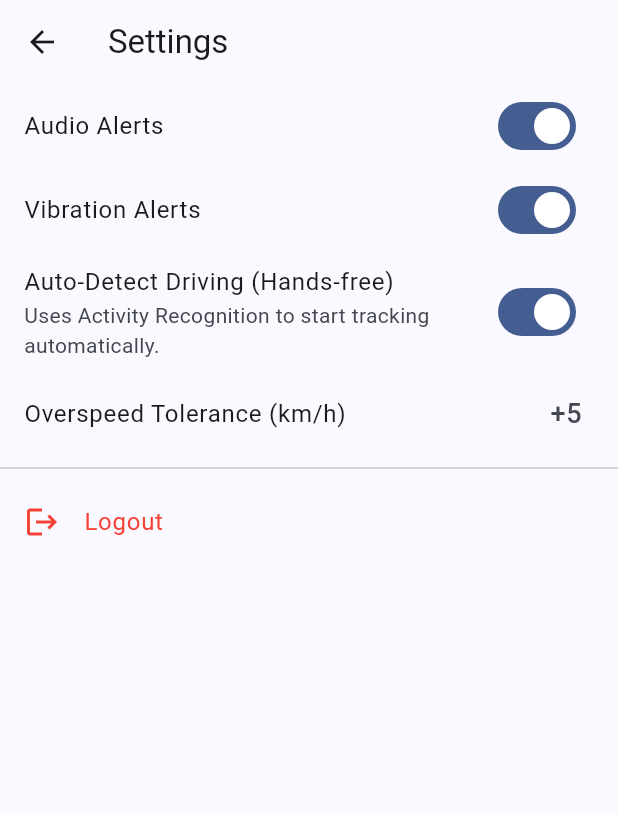
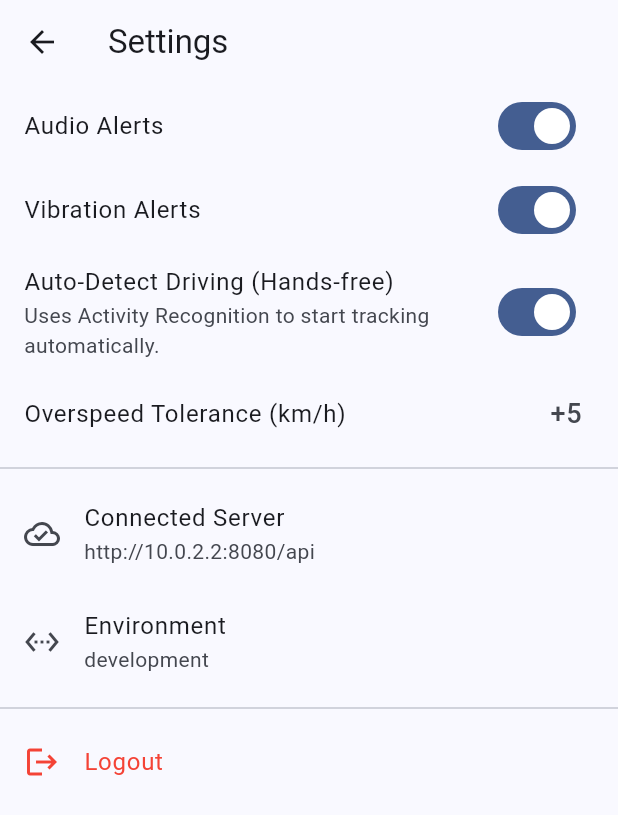
Before and after one commit to Aref20/RoadGuard, a Flutter app: the SettingsScreen screen opened by its route, on a phone screen of 412 x 824 dp. Shown: the top 815 px of the screen. Run offline on Flutter 3.47's test engine with Material 3 defaults, Android fonts, the phone set to English and light mode, and no system bars; our stand-ins replace dio, flutter_local_notifications, flutter_riverpod, geolocator, hive, hive_flutter; missing offline and left inert: flutter_activity_recognition, flutter_background_service; accounts and stored records are empty; network calls fail.

Commit message:
Link mobile app to Railway API

```diff
--- a/mobile/lib/core/api/api_client.dart
+++ b/mobile/lib/core/api/api_client.dart
@@ -1,5 +1,6 @@
 import 'package:dio/dio.dart';
 import 'package:hive_flutter/hive_flutter.dart';
+import '../config/app_config.dart';
 
 class ApiClient {
   static final ApiClient _instance = ApiClient._internal();
@@ -11,7 +12,7 @@ class ApiClient {
 
   ApiClient._internal() {
     _dio = Dio(BaseOptions(
-      baseUrl: const String.fromEnvironment('API_BASE_URL', defaultValue: 'http://10.0.2.2:8080/api'),
+      baseUrl: AppConfig.apiBaseUrl,
       connectTimeout: const Duration(seconds: 10),
       receiveTimeout: const Duration(seconds: 10),
     ));
--- /dev/null
+++ b/mobile/lib/core/config/app_config.dart
@@ -0,0 +1,42 @@
+import 'package:flutter/foundation.dart';
+
+class AppConfig {
+  static const String environment = String.fromEnvironment(
+    'ENVIRONMENT',
+    defaultValue: 'development',
+  );
+
+  static const String _apiBaseUrlOverride = String.fromEnvironment(
+    'API_BASE_URL',
+  );
+
+  static String get apiBaseUrl {
+    final configuredBaseUrl = _normalizeApiBaseUrl(_apiBaseUrlOverride);
+    if (configuredBaseUrl != null) {
+      return configuredBaseUrl;
+    }
+
+    if (defaultTargetPlatform == TargetPlatform.android) {
+      return 'http://10.0.2.2:8080/api';
+    }
+
+    return 'http://localhost:8080/api';
+  }
+
+  static String? _normalizeApiBaseUrl(String rawValue) {
+    final trimmedValue = rawValue.trim();
+    if (trimmedValue.isEmpty) {
+      return null;
+    }
+
+    final normalizedValue = trimmedValue.endsWith('/')
+        ? trimmedValue.substring(0, trimmedValue.length - 1)
+        : trimmedValue;
+
+    if (normalizedValue.endsWith('/api')) {
+      return normalizedValue;
+    }
+
+    return '$normalizedValue/api';
+  }
+}
--- a/mobile/lib/ui/screens/settings_screen.dart
+++ b/mobile/lib/ui/screens/settings_screen.dart
@@ -1,5 +1,6 @@
 import 'package:flutter/material.dart';
 import '../../core/api/api_client.dart';
+import '../../core/config/app_config.dart';
 import 'package:hive/hive.dart';
 
 class SettingsScreen extends StatefulWidget {
@@ -71,6 +72,17 @@ class _SettingsScreenState extends State<SettingsScreen> {
           ),
           const Divider(),
           ListTile(
+            title: const Text('Connected Server'),
+            subtitle: Text(AppConfig.apiBaseUrl),
+            leading: const Icon(Icons.cloud_done_outlined),
+          ),
+          ListTile(
+            title: const Text('Environment'),
+            subtitle: Text(AppConfig.environment),
+            leading: const Icon(Icons.settings_ethernet),
+          ),
+          const Divider(),
+          ListTile(
             title: const Text('Logout', style: TextStyle(color: Colors.red)),
             leading: const Icon(Icons.logout, color: Colors.red),
             onTap: _logout,
```
Also changed, not shown: 2 other files.
